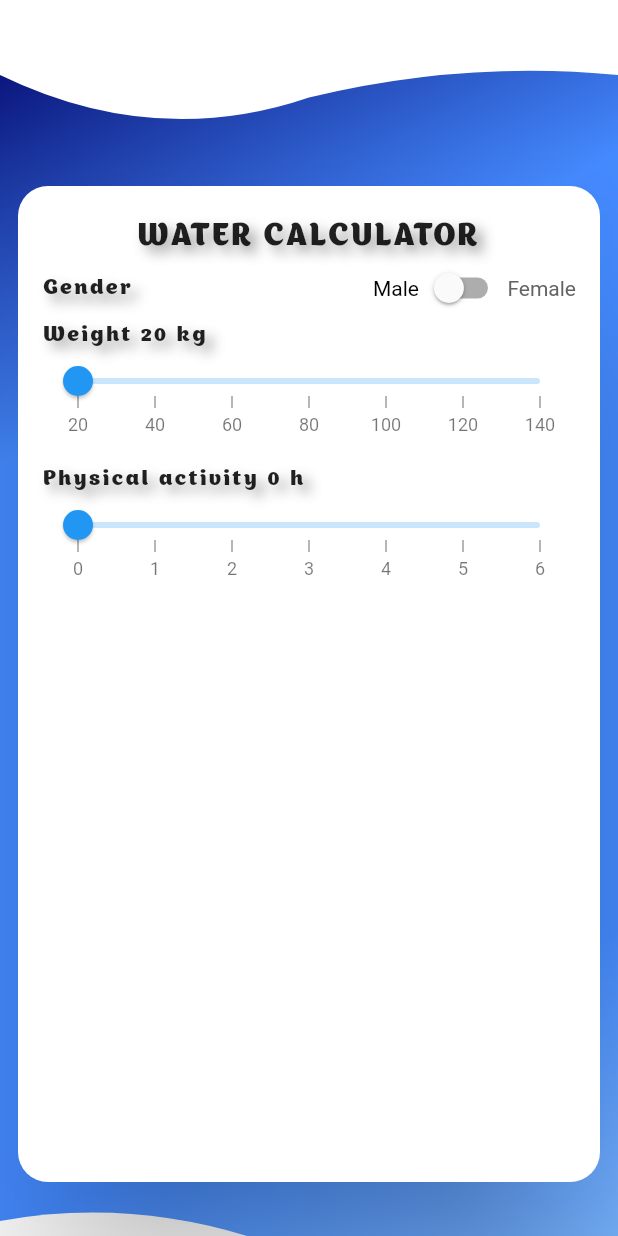
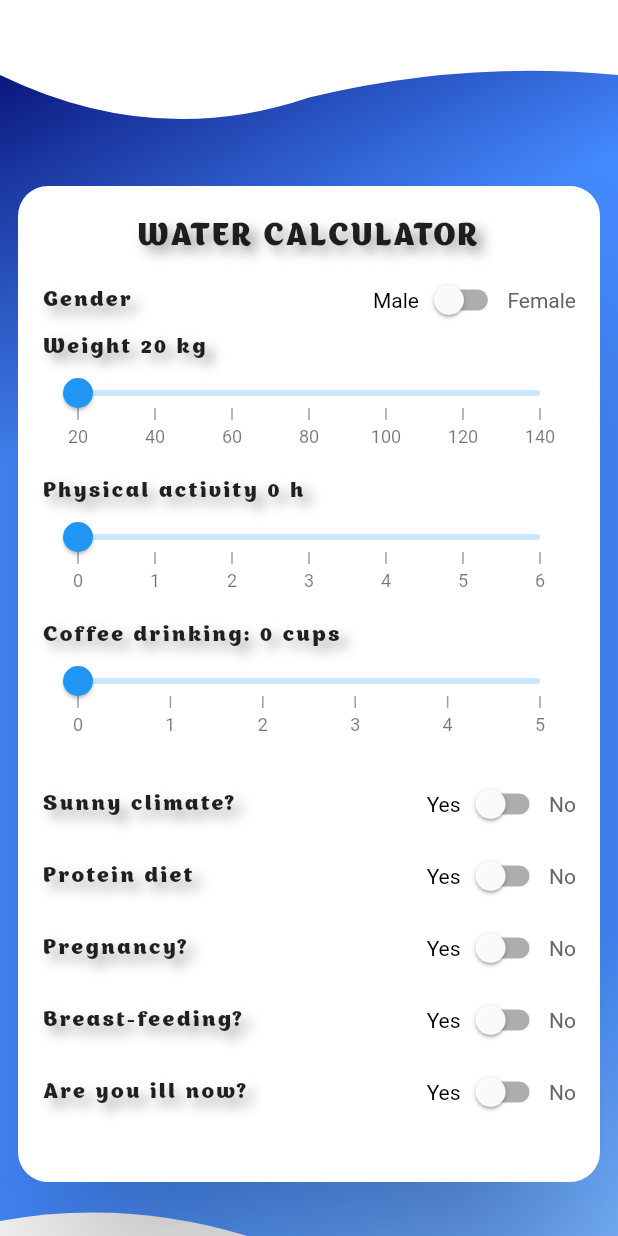
Before and after one commit to wovilon/WaterCalculatorApp, a Flutter app: the WaterScreen screen opened by its route, on a phone screen of 412 x 824 dp. Run offline on Flutter 3.47's test engine with Material 2 defaults, Android fonts, the phone set to English and light mode, and no system bars; drawn by our look-alikes of syncfusion_flutter_sliders; our stand-ins replace device_preview.

Commit message:
water screen full ui

```diff
--- a/lib/screens/WaterScreen.dart
+++ b/lib/screens/WaterScreen.dart
@@ -29,7 +29,9 @@ class __WaterListState extends State<_WaterList> {
 
   double calculateWidth(){
     if (MediaQuery.of(context).size.width > 600)
-      return MediaQuery.of(context).size.width/2;
+      if (MediaQuery.of(context).orientation == Orientation.landscape)
+               return MediaQuery.of(context).size.width/2;
+              else return MediaQuery.of(context).size.width*0.8;
     else return 400;
   }
 
@@ -45,7 +47,8 @@ class __WaterListState extends State<_WaterList> {
                   style: Styles.TextMain, textAlign: TextAlign.center,),
                 Expanded(
                   child: Container(
-                    child: ListView(children: [
+                    child: ListView(padding: EdgeInsets.only(top: 8),
+                      children: [
                       _Item(Lang.of(context).gender,
                         yesText: Lang.of(context).male,
                         noText: Lang.of(context).female,),
@@ -57,6 +60,26 @@ class __WaterListState extends State<_WaterList> {
                       _Item(Lang.of(context).physical_activity, sliderValue: 0,
                         sliderUnits: Lang.of(context).h,
                         sliderMax: 6, sliderMin: 0, sliderInterval: 1,),
+                        SizedBox(height: 20,),
+                        _Item(Lang.of(context).coffee, sliderValue: 0,
+                          sliderUnits: Lang.of(context).cups,
+                          sliderMax: 5, sliderMin: 0, sliderInterval: 1,),
+                        SizedBox(height: 20,),
+                        _Item(Lang.of(context).sun,
+                          yesText: Lang.of(context).yes,
+                          noText: Lang.of(context).no),
+                        _Item(Lang.of(context).protein_diet,
+                            yesText: Lang.of(context).yes,
+                            noText: Lang.of(context).no),
+                        _Item(Lang.of(context).pregnancy,
+                            yesText: Lang.of(context).yes,
+                            noText: Lang.of(context).no),
+                        _Item(Lang.of(context).breast_feeding,
+                            yesText: Lang.of(context).yes,
+                            noText: Lang.of(context).no),
+                        _Item(Lang.of(context).ill,
+                            yesText: Lang.of(context).yes,
+                            noText: Lang.of(context).no),
                     ],),
                   ),
                 )
--- a/lib/util/LocalizationUtil.dart
+++ b/lib/util/LocalizationUtil.dart
@@ -24,7 +24,8 @@ class Lang {
       'kg': 'kg',
       'physical_activity': 'Physical activity',
       'h': 'h',
-      'coffe': 'Do you drink coffee?',
+      'coffee': 'Coffee drinking:',
+      'cups': 'cups',
       'yes': 'Yes',
       'no': 'No',
       'sun': 'Sunny climate?',
@@ -46,7 +47,8 @@ class Lang {
       'kg': 'кг',
       'physical_activity': 'Физическая активность',
       'h': 'ч',
-      'coffee': 'Вы пьете кофе?',
+      'coffee': 'Пьете ли вы кофе:',
+      'cups': 'чашек',
       'yes': 'Да',
       'no': 'Нет',
       'sun': 'Солнечный климат?',
@@ -82,6 +84,8 @@ class Lang {
     return _localizedValues[locale.languageCode]['h'];}
   String get coffee {
     return _localizedValues[locale.languageCode]['coffee'];}
+  String get cups {
+    return _localizedValues[locale.languageCode]['cups'];}
   String get yes {
     return _localizedValues[locale.languageCode]['yes'];}
   String get no {
```
